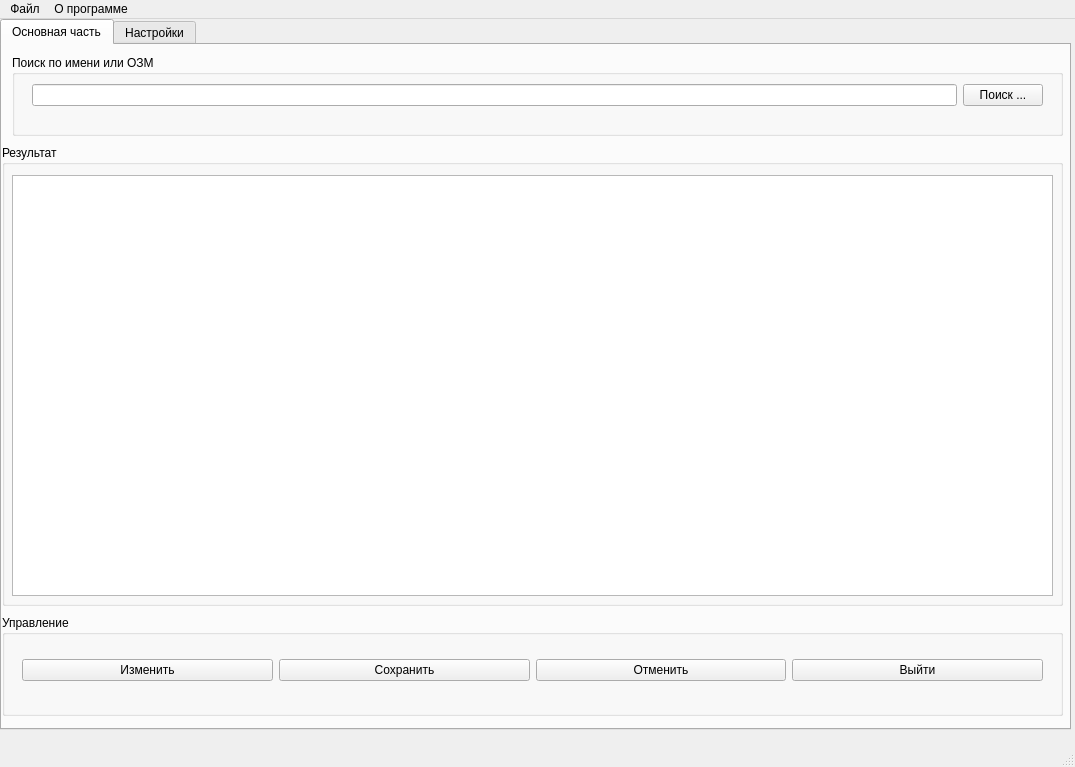
Qt form views/qt_windows/main_window.ui (Kirto/catalog) before a commit.
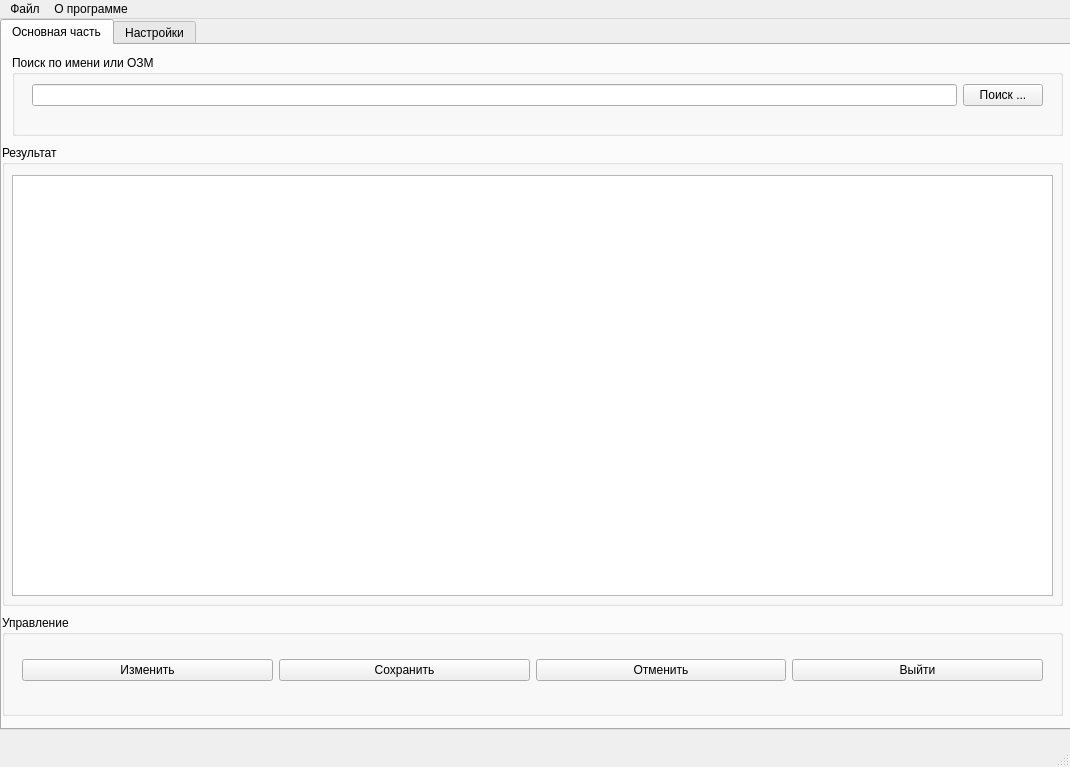
The same form after that commit. Icons and pictures are not drawn.

Commit message: [upd] 1. Fixed pc_view_Qt5_UI.py for work with qt5 UI in python classes. 2. Refactor change_values_item_in_db.ui, connect_to_db.ui and main_window.ui. 3. Added folder qt_to_py_windows. 4. Moved compile files from *.ui to *.py in folder qt_to_py_windows.

```diff
--- a/views/qt_windows/main_window.ui
+++ b/views/qt_windows/main_window.ui
@@ -6,7 +6,7 @@
    <rect>
     <x>0</x>
     <y>0</y>
-    <width>1075</width>
+    <width>1070</width>
     <height>767</height>
    </rect>
   </property>
@@ -173,11 +173,11 @@
     <rect>
      <x>0</x>
      <y>0</y>
-     <width>1075</width>
+     <width>1070</width>
      <height>26</height>
     </rect>
    </property>
-   <widget class="QMenu" name="menu">
+   <widget class="QMenu" name="menu_file">
     <property name="title">
      <string>Файл</string>
     </property>
@@ -192,14 +192,14 @@
     <addaction name="separator"/>
     <addaction name="actionExit"/>
    </widget>
-   <widget class="QMenu" name="menu_2">
+   <widget class="QMenu" name="menu_about">
     <property name="title">
      <string>О программе</string>
     </property>
     <addaction name="actionHelp"/>
    </widget>
-   <addaction name="menu"/>
-   <addaction name="menu_2"/>
+   <addaction name="menu_file"/>
+   <addaction name="menu_about"/>
   </widget>
   <widget class="QStatusBar" name="statusbar"/>
   <action name="actionConnect">
```
Left out of the diff: 52 changed lines with no effect on the pictures. The commit also changes 7 other files.
